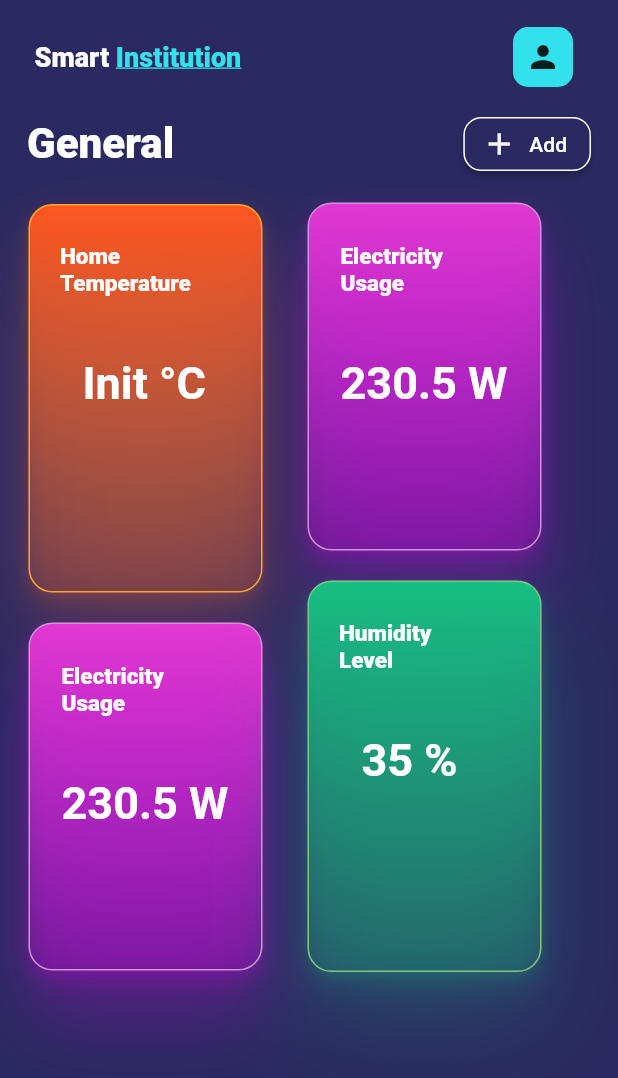
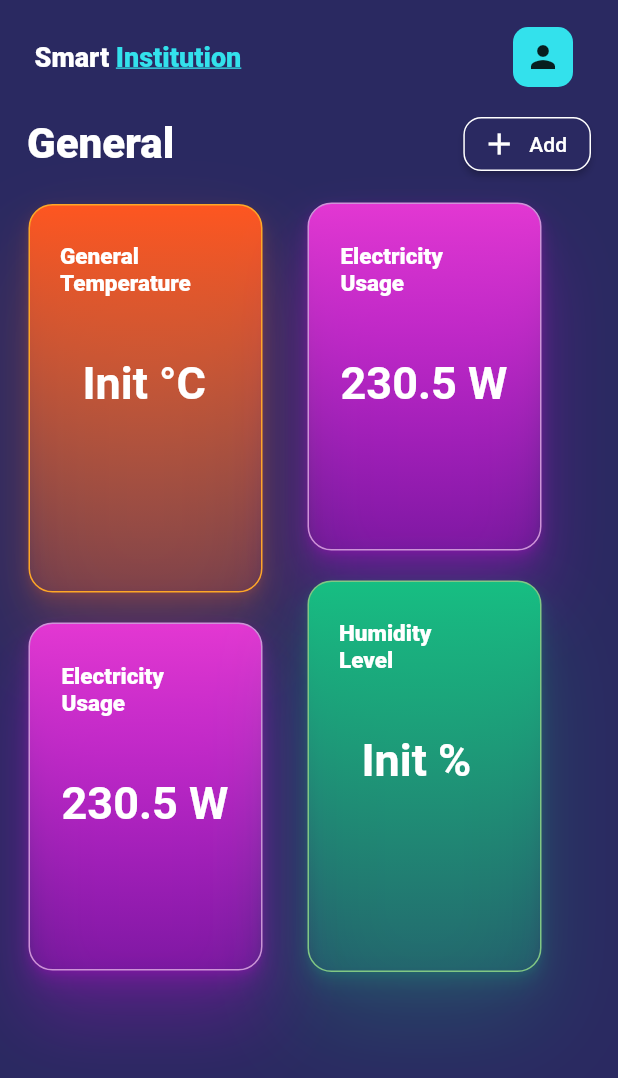
Before and after one commit to XxExecut0rxX/Final_Project_Domotic, a Flutter app: the screen it shows after launch, on a phone screen of 412 x 824 dp. Shown: the top 1078 px of the screen. Run offline on Flutter 3.47's test engine with Material 2 defaults, Android fonts, the phone set to English and light mode, and no system bars; our stand-ins replace firebase_database; accounts and stored records are empty; Roboto replaces fonts that are missing (Poppins).

Commit message:
adding realtime updating firebase to humidity card

```diff
--- a/lib/home/cards/card_Humidity.dart
+++ b/lib/home/cards/card_Humidity.dart
@@ -11,6 +11,29 @@ class CardHumidity extends StatefulWidget {
 }
 
 class CardHumidityState extends State<CardHumidity> {
+
+  //Firebase Reference
+  final db = FirebaseDatabase.instance.reference();
+
+  String _displ = 'Init';
+
+  @override
+  void initState() {
+    super.initState();
+    _activateListeners();
+  }
+
+  void _activateListeners() {
+    db.child('1').child('humidity').onValue.listen((event) {
+      final String desc = event.snapshot.value;
+      setState(() {
+        _displ = desc;
+      });
+    });
+  }
+
+  //final firebase reference
+
   @override
   Widget build(BuildContext context) {
     String inHumidity = "  35 %";
@@ -31,7 +54,7 @@ class CardHumidityState extends State<CardHumidity> {
           height: 40,
         ),
         Text(
-          inHumidity,
+          "  $_displ %",
           style: const TextStyle(
             color: Colors.white,
             fontSize: 30,
--- a/lib/home/cards/card_temperature.dart
+++ b/lib/home/cards/card_temperature.dart
@@ -36,7 +36,7 @@ class _CardTemperatureState extends State<CardTemperature> {
       crossAxisAlignment: CrossAxisAlignment.start,
       children: [
         const Text(
-          "Home \nTemperature",
+          "General \nTemperature",
           style: TextStyle(
             color: Colors.white,
             fontSize: 15,
```
